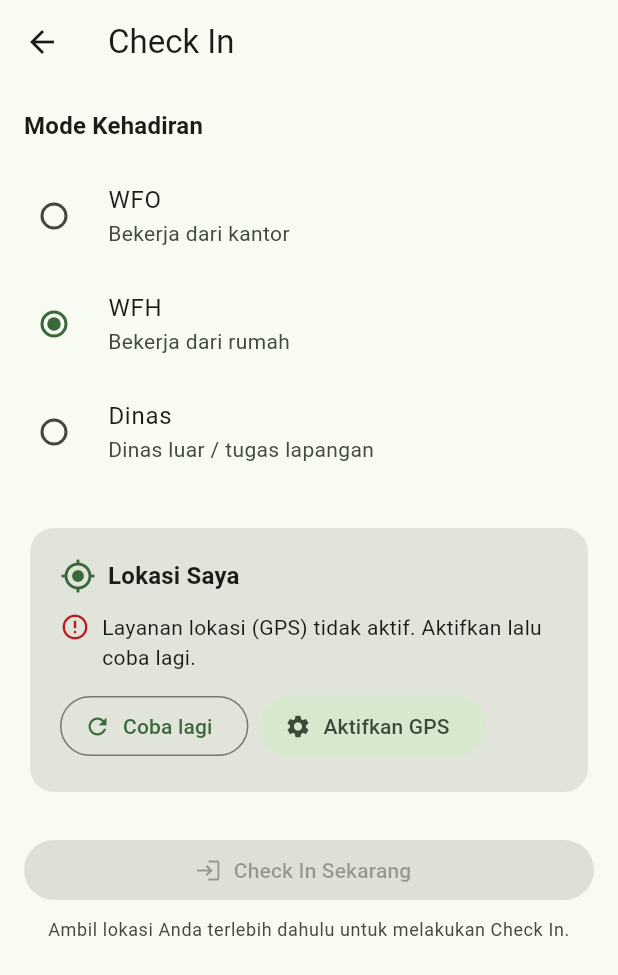
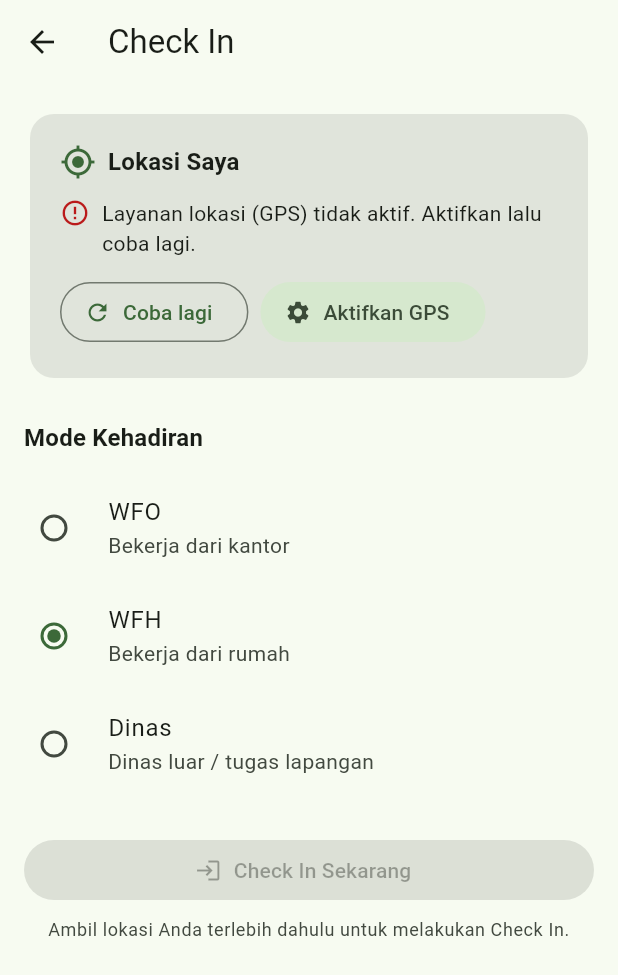
Before and after one commit to NadhiraAmaliaa/aura-mobile, a Flutter app: the CheckInScreen screen opened by its route, after a tap on "WFH", on a phone screen of 412 x 824 dp. Shown: the top 975 px of the screen. Run offline on Flutter 3.47's test engine with Material 3 defaults, Android fonts, the phone set to English and light mode, and no system bars; our stand-ins replace dio, flutter_riverpod, flutter_secure_storage, freezed_annotation, geolocator, go_router and 4 more; accounts and stored records are empty; generated files the repository leaves out were written again; network calls fail.

Commit message:
feat(attendance): enhance CheckInScreen layout and improve CheckInMap responsiveness

```diff
--- a/lib/features/attendance/presentation/screens/check_in_screen.dart
+++ b/lib/features/attendance/presentation/screens/check_in_screen.dart
@@ -31,6 +31,8 @@ class CheckInScreen extends ConsumerStatefulWidget {
 }
 
 class _CheckInScreenState extends ConsumerState<CheckInScreen> {
+  static const double _mapSectionHeight = 260;
+
   String _workMode = 'wfo';
 
   @override
@@ -96,9 +98,27 @@ class _CheckInScreenState extends ConsumerState<CheckInScreen> {
 
     return Scaffold(
       appBar: AppBar(title: const Text('Check In')),
-      body: ListView(
+      body: Column(
+        children: [
+          // Fixed map section pinned at the top (AGHRIS-style). Living outside
+          // the scroll view keeps its pan/pinch/rotate/tilt gestures from
+          // competing with the page scroll.
+          if (isWfo)
+            SizedBox(
+              height: _mapSectionHeight,
+              width: double.infinity,
+              child: CheckInMap(userPosition: position),
+            ),
+          Expanded(
+            child: ListView(
               padding: const EdgeInsets.all(16),
               children: [
+                const LocationCard(),
+                if (isWfo && position != null) ...[
+                  const SizedBox(height: 16),
+                  WfoGeofenceCard(position: position),
+                ],
+                const SizedBox(height: 24),
                 Text(
                   'Mode Kehadiran',
                   style: theme.textTheme.titleMedium?.copyWith(
@@ -112,16 +132,6 @@ class _CheckInScreenState extends ConsumerState<CheckInScreen> {
                       ? null
                       : (value) => setState(() => _workMode = value),
                 ),
-          const SizedBox(height: 24),
-          const LocationCard(),
-          if (isWfo) ...[
-            const SizedBox(height: 16),
-            CheckInMap(userPosition: position),
-          ],
-          if (isWfo && position != null) ...[
-            const SizedBox(height: 16),
-            WfoGeofenceCard(position: position),
-          ],
                 const SizedBox(height: 24),
                 FilledButton.icon(
                   onPressed: canSubmit
@@ -140,7 +150,9 @@ class _CheckInScreenState extends ConsumerState<CheckInScreen> {
                           child: CircularProgressIndicator(strokeWidth: 2),
                         )
                       : const Icon(Icons.login),
-            label: Text(isSubmitting ? 'Memproses...' : 'Check In Sekarang'),
+                  label: Text(
+                    isSubmitting ? 'Memproses...' : 'Check In Sekarang',
+                  ),
                 ),
                 if (position == null) ...[
                   const SizedBox(height: 8),
@@ -152,6 +164,9 @@ class _CheckInScreenState extends ConsumerState<CheckInScreen> {
                     ),
                   ),
                 ],
+              ],
+            ),
+          ),
         ],
       ),
     );
--- a/lib/features/attendance/presentation/widgets/attendance_map.dart
+++ b/lib/features/attendance/presentation/widgets/attendance_map.dart
@@ -1,5 +1,7 @@
 import 'dart:async';
 
+import 'package:flutter/foundation.dart' show Factory;
+import 'package:flutter/gestures.dart';
 import 'package:flutter/material.dart';
 import 'package:flutter/services.dart' show rootBundle;
 import 'package:flutter_riverpod/flutter_riverpod.dart';
@@ -37,7 +39,6 @@ class CheckInMap extends ConsumerStatefulWidget {
 }
 
 class _CheckInMapState extends ConsumerState<CheckInMap> {
-  static const double _mapHeight = 240;
   static const double _defaultZoom = 18.5;
 
   final Completer<GoogleMapController> _controller = Completer();
@@ -95,11 +96,9 @@ class _CheckInMapState extends ConsumerState<CheckInMap> {
     final theme = Theme.of(context);
     final locationsAsync = ref.watch(attendanceLocationsProvider);
 
-    return ClipRRect(
-      borderRadius: BorderRadius.circular(16),
-      child: SizedBox(
-        height: _mapHeight,
-        child: locationsAsync.when(
+    // Fills whatever bounded box the parent provides. The Check In screen pins
+    // it as a fixed top section, so it never competes with the page scroll.
+    return locationsAsync.when(
       loading: () => const _MapMessage(child: CircularProgressIndicator()),
       error: (_, _) => _MapMessage(
         child: Column(
@@ -113,8 +112,7 @@ class _CheckInMapState extends ConsumerState<CheckInMap> {
             ),
             const SizedBox(height: 8),
             OutlinedButton.icon(
-                  onPressed: () =>
-                      ref.invalidate(attendanceLocationsProvider),
+              onPressed: () => ref.invalidate(attendanceLocationsProvider),
               icon: const Icon(Icons.refresh),
               label: const Text('Coba Lagi'),
             ),
@@ -122,8 +120,6 @@ class _CheckInMapState extends ConsumerState<CheckInMap> {
         ),
       ),
       data: _buildMap,
-        ),
-      ),
     );
   }
 
@@ -184,6 +180,11 @@ class _CheckInMapState extends ConsumerState<CheckInMap> {
           zoomGesturesEnabled: true,
           rotateGesturesEnabled: true,
           tiltGesturesEnabled: true,
+          gestureRecognizers: <Factory<OneSequenceGestureRecognizer>>{
+            Factory<OneSequenceGestureRecognizer>(
+              () => EagerGestureRecognizer(),
+            ),
+          },
           onMapCreated: (controller) {
             if (!_controller.isCompleted) _controller.complete(controller);
             _recenterOnUser();
@@ -265,7 +266,9 @@ class _MapMessage extends StatelessWidget {
   Widget build(BuildContext context) {
     return ColoredBox(
       color: Theme.of(context).colorScheme.surfaceContainerHighest,
-      child: Center(child: Padding(padding: const EdgeInsets.all(16), child: child)),
+      child: Center(
+        child: Padding(padding: const EdgeInsets.all(16), child: child),
+      ),
     );
   }
 }
```
Lines whose indentation alone changed are shown as unchanged.
